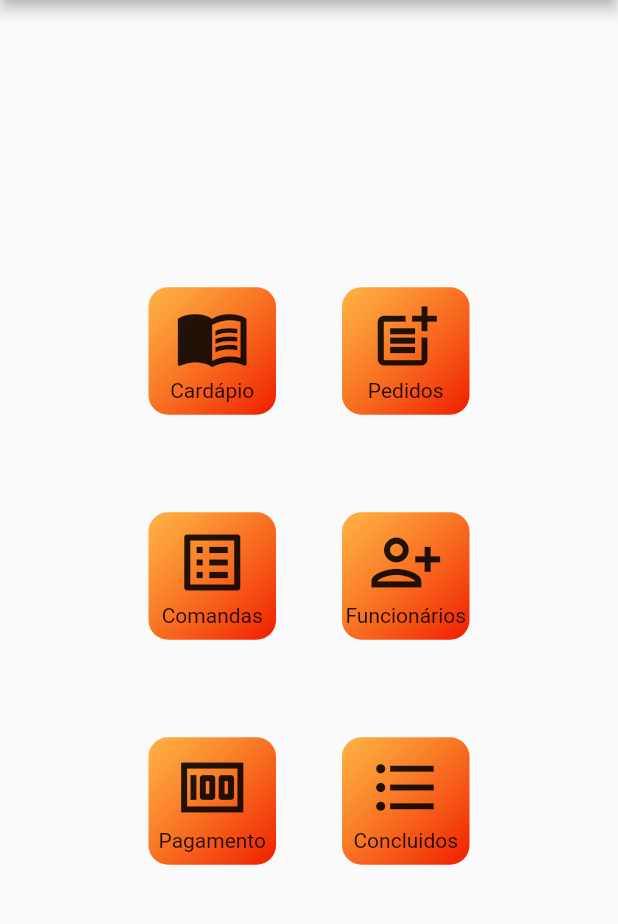
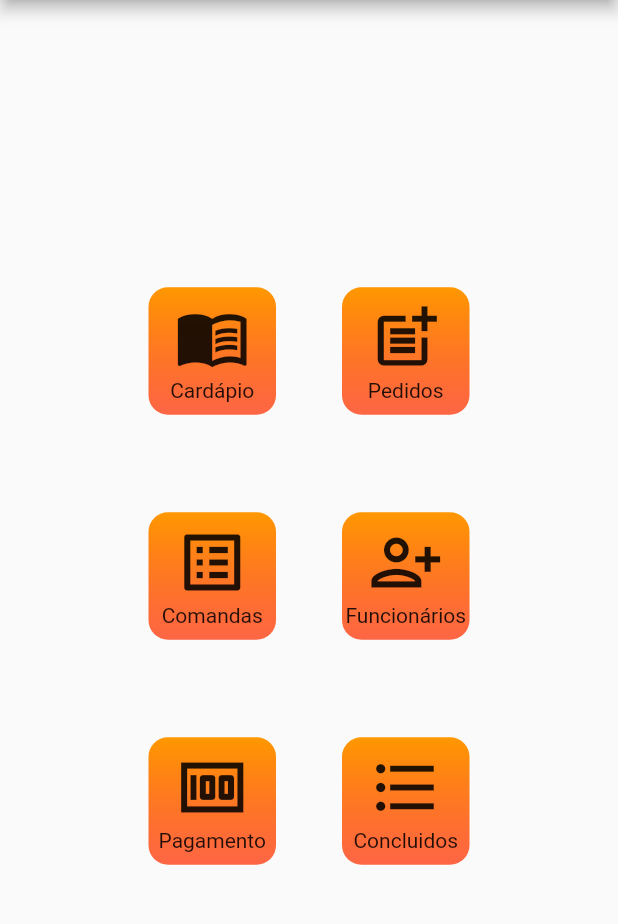
Before and after one commit to PatrickIssl/ProjetoQoSystems, a Flutter app: the Home screen opened by its route, on a phone screen of 412 x 824 dp, the part 84-1008 px from its top. Run offline on Flutter 3.47's test engine with Material 2 defaults, Android fonts, the phone set to English and light mode, and no system bars; our stand-ins replace flutter_spinkit.

Commit message:
so falta arrumar gradiente no app bar

```diff
--- a/lib/Screens/Home.dart
+++ b/lib/Screens/Home.dart
@@ -39,11 +39,11 @@ class _HomeState extends State<Home> {
                           bottomRight: const Radius.circular(13.0)
                       ),
                       gradient: LinearGradient(
-                        begin: Alignment.topLeft,
-                        end: Alignment.bottomRight,
+                        begin: Alignment.topCenter,
+                        end: Alignment.bottomCenter,
                         colors: [
-                          variaveis.laranja,
-                          variaveis.vermelho,
+                          variaveis.laranjaClaro,
+                          variaveis.laranjaMuitoForte,
                         ],
                       ),
                     ),
@@ -69,11 +69,11 @@ class _HomeState extends State<Home> {
                           bottomRight: const Radius.circular(13.0)
                       ),
                       gradient: LinearGradient(
-                        begin: Alignment.topLeft,
-                        end: Alignment.bottomRight,
+                        begin: Alignment.topCenter,
+                        end: Alignment.bottomCenter,
                         colors: [
-                          variaveis.laranja,
-                          variaveis.vermelho,
+                          variaveis.laranjaClaro,
+                          variaveis.laranjaMuitoForte,
                         ],
                       ),
                     ),
@@ -105,11 +105,11 @@ class _HomeState extends State<Home> {
                           bottomRight: const Radius.circular(13.0)
                       ),
                       gradient: LinearGradient(
-                        begin: Alignment.topLeft,
-                        end: Alignment.bottomRight,
+                        begin: Alignment.topCenter,
+                        end: Alignment.bottomCenter,
                         colors: [
-                          variaveis.laranja,
-                          variaveis.vermelho,
+                          variaveis.laranjaClaro,
+                          variaveis.laranjaMuitoForte,
                         ],
                       ),
                     ),
@@ -135,11 +135,11 @@ class _HomeState extends State<Home> {
                           bottomRight: const Radius.circular(13.0)
                       ),
                       gradient: LinearGradient(
-                        begin: Alignment.topLeft,
-                        end: Alignment.bottomRight,
+                        begin: Alignment.topCenter,
+                        end: Alignment.bottomCenter,
                         colors: [
-                          variaveis.laranja,
-                          variaveis.vermelho,
+                          variaveis.laranjaClaro,
+                          variaveis.laranjaMuitoForte,
                         ],
                       ),
                     ),
@@ -171,11 +171,11 @@ class _HomeState extends State<Home> {
                         bottomRight: const Radius.circular(13.0)
                       ),
                       gradient: LinearGradient(
-                        begin: Alignment.topLeft,
-                        end: Alignment.bottomRight,
+                        begin: Alignment.topCenter,
+                        end: Alignment.bottomCenter,
                         colors: [
-                          variaveis.laranja,
-                          variaveis.vermelho,
+                          variaveis.laranjaClaro,
+                          variaveis.laranjaMuitoForte,
                         ],
                       ),
                     ),
@@ -201,11 +201,11 @@ class _HomeState extends State<Home> {
                           bottomRight: const Radius.circular(13.0)
                       ),
                       gradient: LinearGradient(
-                        begin: Alignment.topLeft,
-                        end: Alignment.bottomRight,
+                        begin: Alignment.topCenter,
+                        end: Alignment.bottomCenter,
                         colors: [
-                          variaveis.laranja,
-                          variaveis.vermelho,
+                          variaveis.laranjaClaro,
+                          variaveis.laranjaMuitoForte,
                         ],
                       ),
                     ),
--- a/lib/globals/variaveis.dart
+++ b/lib/globals/variaveis.dart
@@ -45,6 +45,7 @@ var laranjaClaro = Colors.orange;
 var verde = Colors.green;
 var laranja = Color(0xB9FF9900);
 var vermelho = Color(0xFFF01C00);
+var laranjaMuitoForte = Color(0xB9FF2E00);
 var branco = Colors.white;
 var preto = Colors.black;
 var cinza = Color(0xFF928F8F);
```
